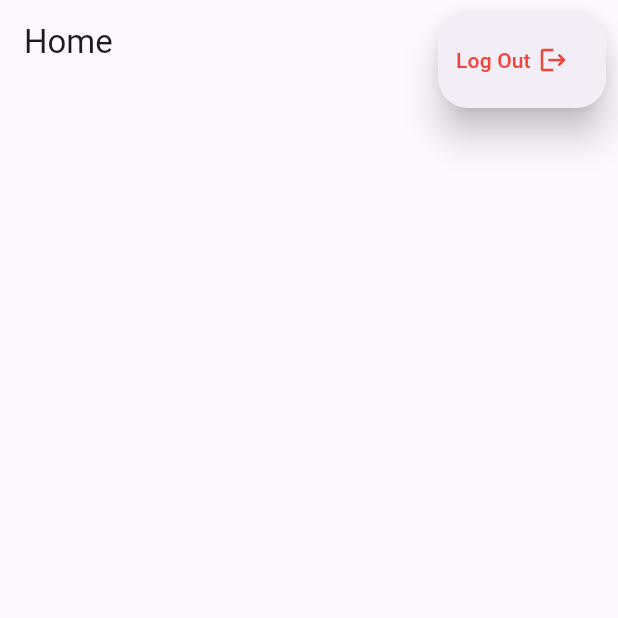
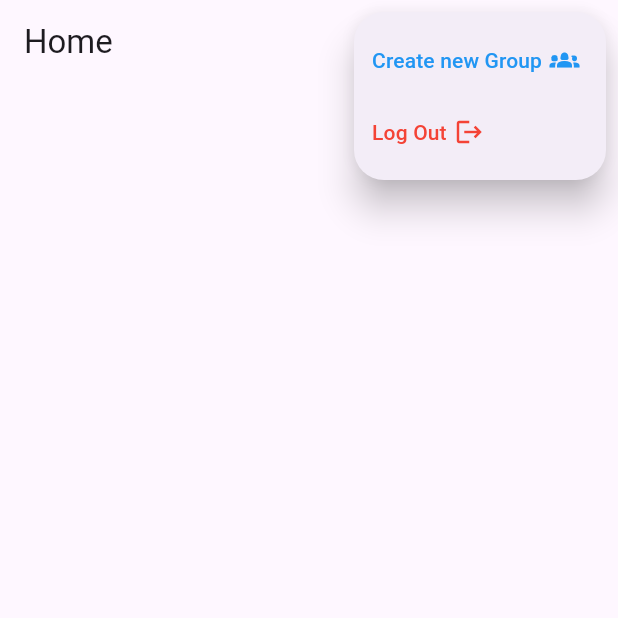
Before and after one commit to muhammed-aslam-pm/Chat-App, a Flutter app: the screen it shows once a user with an empty profile is signed in, after a tap on the "more vert" icon, on a phone screen of 412 x 824 dp, the top half of it. Run offline on Flutter 3.47's test engine with Material 3 defaults, Android fonts, the phone set to English and light mode, and no system bars; our stand-ins replace carousel_slider, cloud_firestore, firebase_auth, firebase_core, firebase_storage, image_picker and 1 more; missing offline and left inert: video_thumbnail; accounts and stored records are empty.

Commit message:
group creating page

```diff
--- a/lib/view/home_page.dart
+++ b/lib/view/home_page.dart
@@ -4,6 +4,7 @@ import 'package:flutter/material.dart';
 import 'package:flutter_chat_app/components/user_tile.dart';
 import 'package:flutter_chat_app/services/auth/auth_service.dart';
 import 'package:flutter_chat_app/view/chat_screen.dart';
+import 'package:flutter_chat_app/view/create_group.dart';
 import 'package:provider/provider.dart';
 
 class HomeScreen extends StatelessWidget {
@@ -29,6 +30,31 @@ class HomeScreen extends StatelessWidget {
             elevation: 10,
             itemBuilder: (context) {
               return [
+                PopupMenuItem(
+                  child: const Row(
+                    children: [
+                      Text(
+                        'Create new Group',
+                        style: TextStyle(color: Colors.blue),
+                      ),
+                      SizedBox(
+                        width: 5,
+                      ),
+                      Icon(
+                        Icons.groups_2,
+                        size: 20,
+                        color: Colors.blue,
+                      )
+                    ],
+                  ),
+                  onTap: () {
+                    Navigator.push(
+                        context,
+                        MaterialPageRoute(
+                          builder: (context) => CreateGroupPage(),
+                        ));
+                  },
+                ),
                 PopupMenuItem(
                   child: const Row(
                     children: [
```
Also changed, not shown: lib/view/create_group.dart (added, +86 -0 lines).
